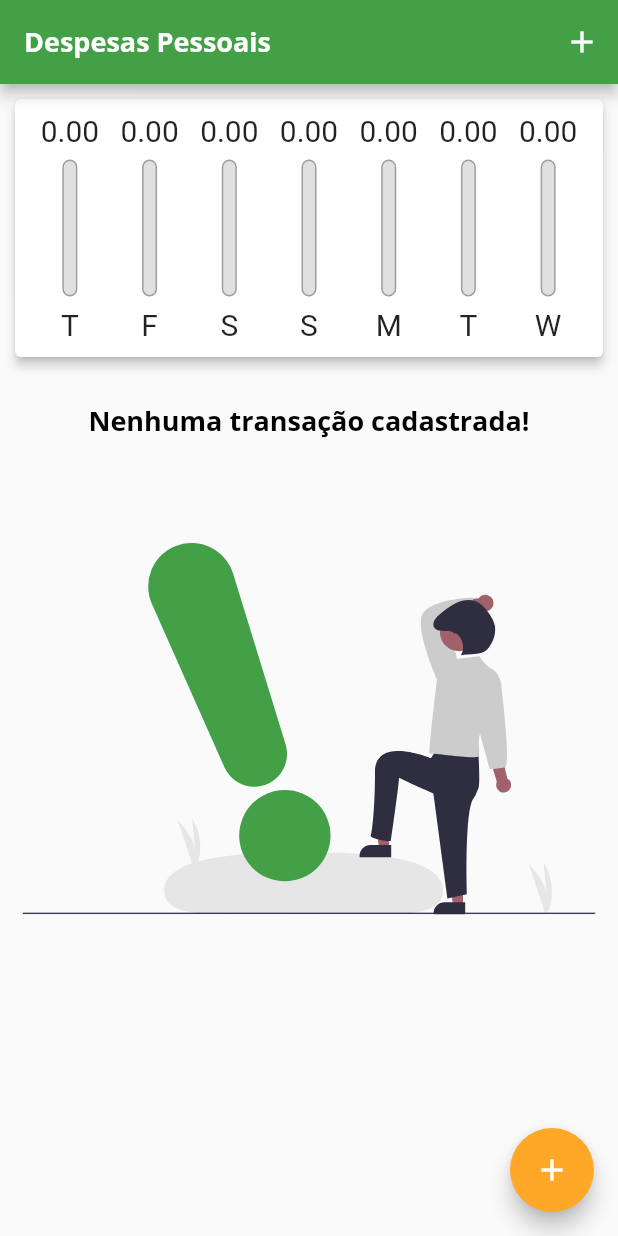
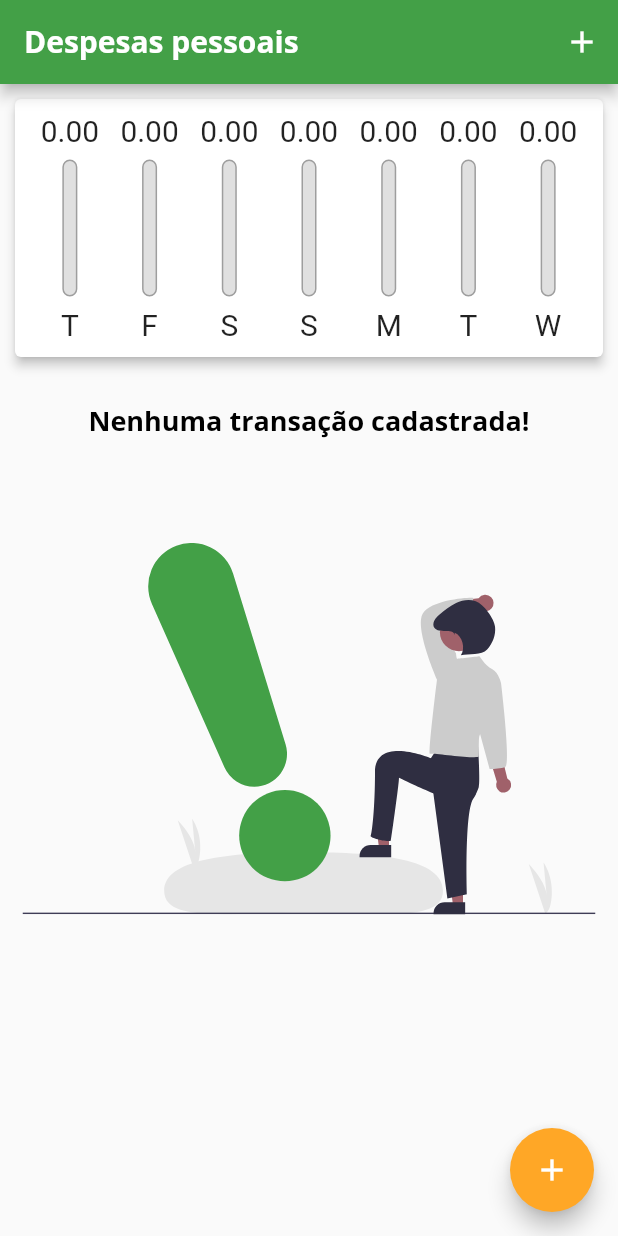
Before and after one commit to AlexBitar80/despesas_pessoais_app, a Flutter app: the screen it shows after launch, on a phone screen of 412 x 824 dp. Run offline on Flutter 3.47's test engine with Material 2 defaults, Android fonts, the phone set to English and light mode, and no system bars; our stand-ins replace brasil_fields, flutter_svg.

Commit message:
enhancement: removed the use of multiple instances of MediaQuery and added condition to adapt app bar and some buttons based on Android and iOS system

```diff
--- a/lib/components/transaction_card_list.dart
+++ b/lib/components/transaction_card_list.dart
@@ -17,11 +17,10 @@ class TransactionCardList extends StatelessWidget {
   @override
   Widget build(BuildContext context) {
     final appBarHeight = AppBar().preferredSize.height;
+    final mediaQuery = MediaQuery.of(context);
 
     return SizedBox(
-      height: MediaQuery.of(context).size.height -
-          appBarHeight -
-          MediaQuery.of(context).padding.top,
+      height: mediaQuery.size.height - appBarHeight - mediaQuery.padding.top,
       child: transactions.isEmpty
           ? LayoutBuilder(
               builder: (context, constraints) {
@@ -39,7 +38,7 @@ class TransactionCardList extends StatelessWidget {
                     ),
                     SizedBox(
                       height: constraints.maxHeight * 0.6,
-                      width: MediaQuery.of(context).size.width - 30,
+                      width: mediaQuery.size.width - 30,
                       child: SvgPicture.asset(waintingImage),
                     ),
                     const Spacer(),
@@ -93,7 +92,7 @@ class TransactionCardList extends StatelessWidget {
                           )
                         ],
                       ),
-                      trailing: MediaQuery.of(context).size.width > 480
+                      trailing: mediaQuery.size.width > 480
                           ? TextButton.icon(
                               onPressed: () => onRemove(transaction.id),
                               icon: const Icon(Icons.delete),
--- a/lib/main.dart
+++ b/lib/main.dart
@@ -1,6 +1,8 @@
 import 'package:despesas_pessoais/components/chart_transactions.dart';
 import 'package:despesas_pessoais/components/transaction_form.dart';
 import 'package:despesas_pessoais/models/transaction.dart';
+import 'dart:io';
+import 'package:flutter/cupertino.dart';
 import 'package:flutter/material.dart';
 
 import 'components/transaction_card_list.dart';
@@ -63,6 +65,12 @@ class _MyHomePageState extends State<MyHomePage> {
 
   final List<Transaction> _transactions = <Transaction>[];
 
+  Widget _getIconButton(IconData icon, Function func) {
+    return Platform.isIOS
+        ? GestureDetector(onTap: () => func(), child: Icon(icon))
+        : IconButton(icon: Icon(icon), onPressed: () => func());
+  }
+
   _addTransaction(String title, double amount, DateTime date) {
     final newTransaction = Transaction(
       id: DateTime.now().toString(),
@@ -116,38 +124,51 @@ class _MyHomePageState extends State<MyHomePage> {
     }).toList();
   }
 
-  // This widget is the root of your application.
   @override
   Widget build(BuildContext context) {
-    bool isLandscape =
-        MediaQuery.of(context).orientation == Orientation.landscape;
+    final mediaQuery = MediaQuery.of(context);
 
-    final appBar = AppBar(
-      title: const Text('Despesas Pessoais'),
-      actions: [
+    final iconList = Platform.isIOS ? CupertinoIcons.refresh : Icons.list;
+    final iconChart =
+        Platform.isIOS ? CupertinoIcons.refresh : Icons.show_chart;
+
+    bool isLandscape = mediaQuery.orientation == Orientation.landscape;
+
+    final actions = <Widget>[
       if (isLandscape)
-          IconButton(
-            onPressed: () => {
+        _getIconButton(_showChart ? iconList : iconChart, () {
           setState(() {
             _showChart = !_showChart;
+          });
         }),
-            },
-            icon: Icon(_showChart ? Icons.list : Icons.bar_chart),
+      _getIconButton(Platform.isIOS ? CupertinoIcons.add : Icons.add, () {
+        _openTransactionFormModal(context);
+      })
+    ];
+
+    final PreferredSizeWidget appBar = Platform.isIOS
+        ? CupertinoNavigationBar(
+            middle: const Text('despesas pessoais'),
+            trailing: Row(
+              mainAxisSize: MainAxisSize.min,
+              children: actions,
+            ), //parse da classe
+          )
+        : AppBar(
+            title: Text(
+              'Despesas pessoais',
+              style: TextStyle(
+                fontSize: 20 * mediaQuery.textScaleFactor,
               ),
-        IconButton(
-          onPressed: () => _openTransactionFormModal(context),
-          icon: const Icon(Icons.add),
             ),
-      ],
-    );
+            actions: actions,
+          ) as PreferredSizeWidget;
 
-    final availbaleHeiht = MediaQuery.of(context).size.height -
+    final availbaleHeiht = mediaQuery.size.height -
         appBar.preferredSize.height -
-        MediaQuery.of(context).padding.top;
+        mediaQuery.padding.top;
 
-    return Scaffold(
-      appBar: appBar,
-      body: SingleChildScrollView(
+    final bodyPage = SingleChildScrollView(
       child: SafeArea(
         child: Column(
           crossAxisAlignment: CrossAxisAlignment.stretch,
@@ -169,7 +190,16 @@ class _MyHomePageState extends State<MyHomePage> {
           ],
         ),
       ),
-      ),
+    );
+
+    return Platform.isIOS
+        ? CupertinoPageScaffold(
+            navigationBar: appBar as ObstructingPreferredSizeWidget,
+            child: bodyPage,
+          )
+        : Scaffold(
+            appBar: appBar,
+            body: bodyPage,
             floatingActionButton: FloatingActionButton(
               backgroundColor: Theme.of(context).colorScheme.secondary,
               child: const Icon(Icons.add),
```
Lines whose indentation alone changed are shown as unchanged.
